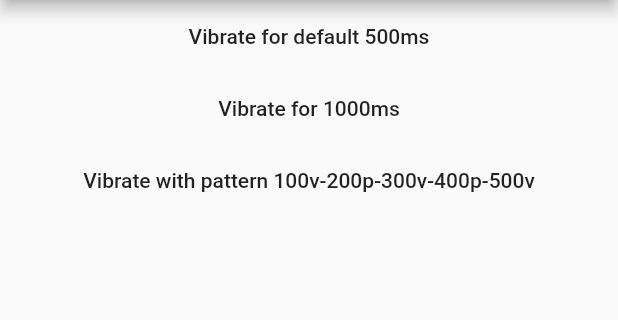
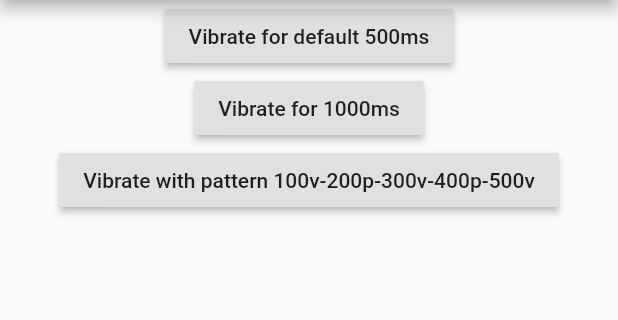
Before and after one commit to benjamindean/flutter_vibration, a Flutter app: the screen it shows after launch, on a phone screen of 412 x 824 dp, the part 84-404 px from its top. Run offline on Flutter 3.47's test engine with Material 2 defaults, Android fonts, the phone set to English and light mode, and no system bars.

Commit message:
Minor example refactoring

```diff
--- a/example/lib/main.dart
+++ b/example/lib/main.dart
@@ -14,19 +14,19 @@ class VibratingApp extends StatelessWidget {
         body: Center(
           child: Column(
             children: <Widget>[
-              MaterialButton(
+              RaisedButton(
                 child: Text('Vibrate for default 500ms'),
                 onPressed: () {
                   Vibration.vibrate();
                 },
               ),
-              MaterialButton(
+              RaisedButton(
                 child: Text('Vibrate for 1000ms'),
                 onPressed: () {
                   Vibration.vibrate(duration: 1000);
                 },
               ),
-              MaterialButton(
+              RaisedButton(
                 child: Text('Vibrate with pattern 100v-200p-300v-400p-500v'),
                 onPressed: () {
                   Vibration.vibrate(pattern: [100, 200, 300, 400, 500]);
```
Also changed, not shown: 1 other file.
